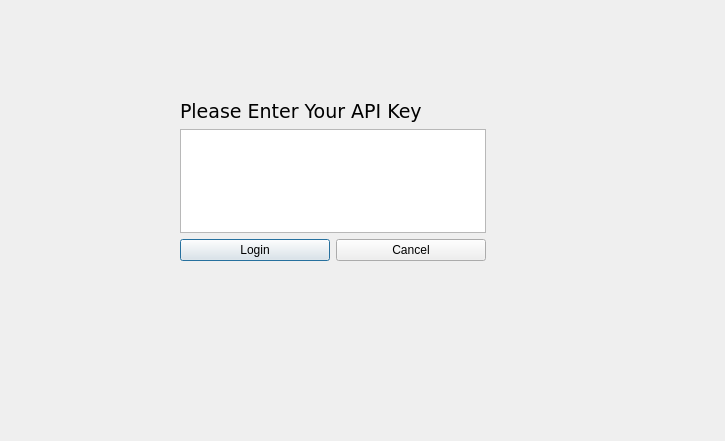
Qt form MarketGame/signindialog.ui (plagentile/Market_Game) before a commit.
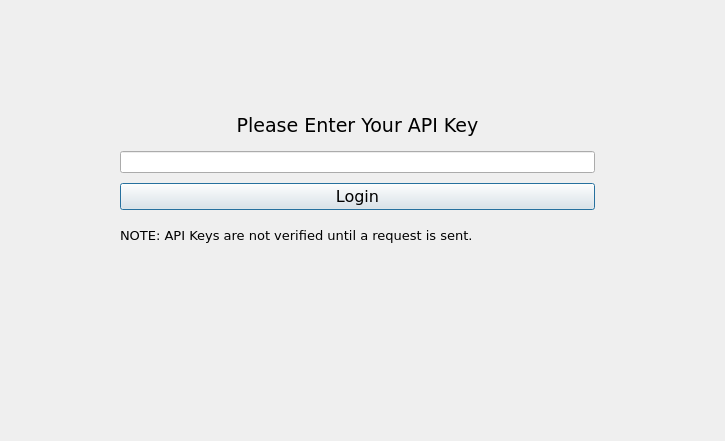
The same form after that commit.

Commit message: better initial dialog

```diff
--- a/MarketGame/signindialog.ui
+++ b/MarketGame/signindialog.ui
@@ -16,13 +16,28 @@
   <widget class="QWidget" name="verticalLayoutWidget">
    <property name="geometry">
     <rect>
-     <x>180</x>
+     <x>110</x>
      <y>100</y>
-     <width>306</width>
+     <width>495</width>
      <height>161</height>
     </rect>
    </property>
    <layout class="QVBoxLayout" name="verticalLayout">
+    <property name="spacing">
+     <number>10</number>
+    </property>
+    <property name="leftMargin">
+     <number>10</number>
+    </property>
+    <property name="topMargin">
+     <number>10</number>
+    </property>
+    <property name="rightMargin">
+     <number>10</number>
+    </property>
+    <property name="bottomMargin">
+     <number>10</number>
+    </property>
     <item>
      <widget class="QLabel" name="label">
       <property name="font">
@@ -31,39 +46,49 @@
         <pointsize>14</pointsize>
        </font>
       </property>
+      <property name="layoutDirection">
+       <enum>Qt::LeftToRight</enum>
+      </property>
       <property name="text">
        <string>Please Enter Your API Key</string>
       </property>
+      <property name="alignment">
+       <set>Qt::AlignCenter</set>
+      </property>
      </widget>
     </item>
     <item>
-     <widget class="QTextEdit" name="textEdit">
-      <property name="html">
-       <string>&lt;!DOCTYPE HTML PUBLIC &quot;-//W3C//DTD HTML 4.0//EN&quot; &quot;http://www.w3.org/TR/REC-html40/strict.dtd&quot;&gt;
-&lt;html&gt;&lt;head&gt;&lt;meta name=&quot;qrichtext&quot; content=&quot;1&quot; /&gt;&lt;style type=&quot;text/css&quot;&gt;
-p, li { white-space: pre-wrap; }
-&lt;/style&gt;&lt;/head&gt;&lt;body style=&quot; font-family:'MS Shell Dlg 2'; font-size:7.8pt; font-weight:400; font-style:normal;&quot;&gt;
-&lt;p style=&quot;-qt-paragraph-type:empty; margin-top:0px; margin-bottom:0px; margin-left:0px; margin-right:0px; -qt-block-indent:0; text-indent:0px;&quot;&gt;&lt;br /&gt;&lt;/p&gt;&lt;/body&gt;&lt;/html&gt;</string>
+     <widget class="QLineEdit" name="APIKeyInput">
+      <property name="text">
+       <string/>
       </property>
      </widget>
     </item>
     <item>
-     <layout class="QHBoxLayout" name="horizontalLayout">
-      <item>
-       <widget class="QPushButton" name="pushButton_2">
+     <widget class="QPushButton" name="loginButton">
+      <property name="font">
+       <font>
+        <family>Verdana</family>
+        <pointsize>12</pointsize>
+       </font>
+      </property>
         <property name="text">
          <string>Login</string>
         </property>
        </widget>
       </item>
       <item>
-       <widget class="QPushButton" name="pushButton">
+     <widget class="QLabel" name="label_2">
+      <property name="font">
+       <font>
+        <family>Verdana</family>
+        <pointsize>10</pointsize>
+       </font>
+      </property>
         <property name="text">
-         <string>Cancel</string>
-        </property>
-       </widget>
-      </item>
-     </layout>
+       <string>NOTE: API Keys are not verified until a request is sent.</string>
+      </property>
+     </widget>
     </item>
    </layout>
   </widget>
```
Lines whose indentation alone changed are shown as unchanged. The commit also changes 4 other files.
